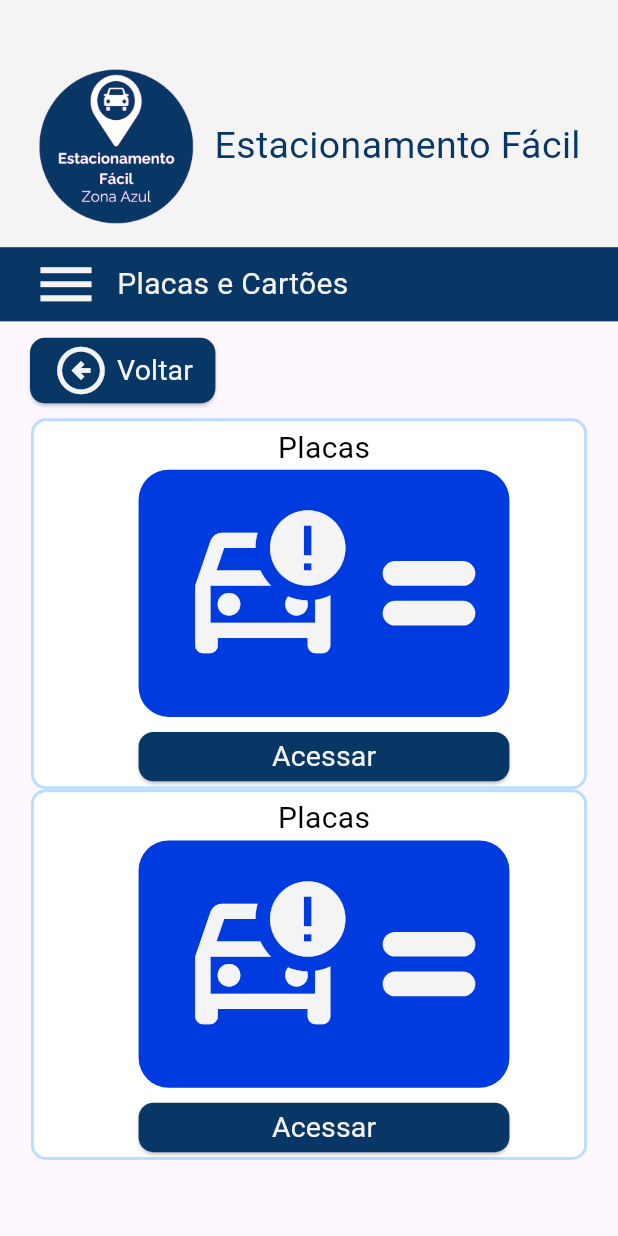
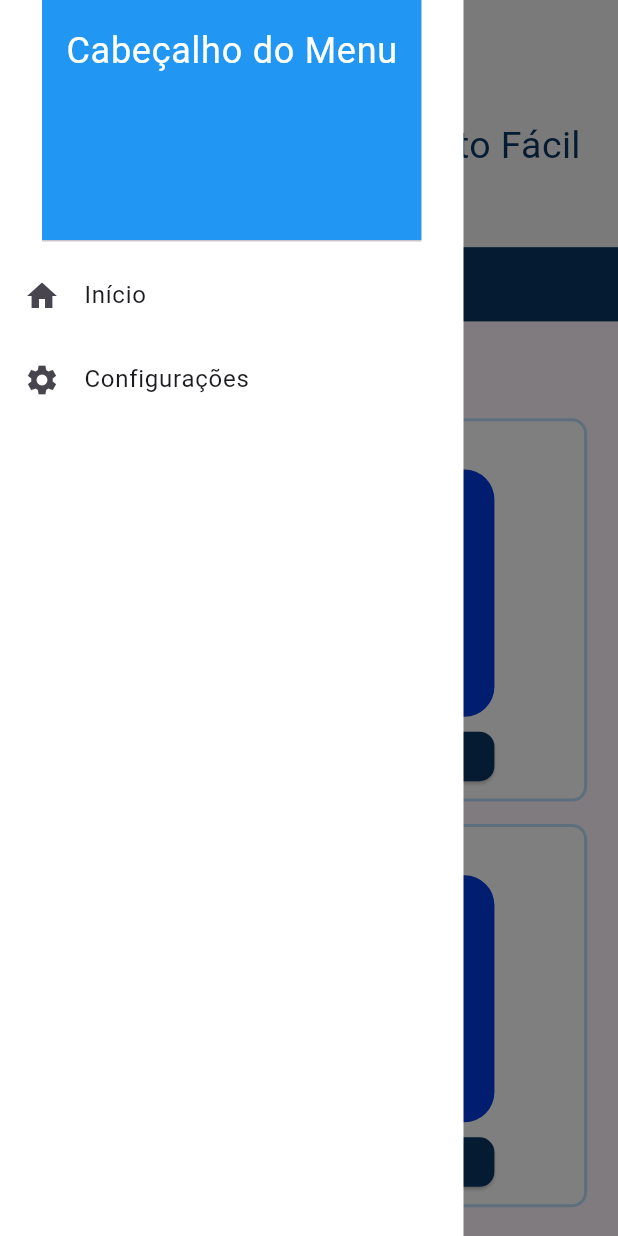
Before and after one commit to PietroBlackDev/Estacionamento_SaoRoque, a Flutter app: the Placasecartoesum screen opened directly, after a tap on the "menu" icon, on a phone screen of 412 x 824 dp. Run offline on Flutter 3.47's test engine with Material 3 defaults, Android fonts, the phone set to English and light mode, and no system bars.

Commit message:
Alterações

```diff
--- a/lib/componentes/header.dart
+++ b/lib/componentes/header.dart
@@ -5,23 +5,74 @@ class Header extends StatelessWidget {
 
   final String texto;
 
+  void _abrirMenuLateral(BuildContext context) {
+    showGeneralDialog(
+      context: context,
+      barrierDismissible: true,
+      barrierLabel: 'Menu',
+      transitionDuration: const Duration(milliseconds: 300),
+      pageBuilder: (context, animation, secondaryAnimation) {
+        return Align(
+          alignment: Alignment.centerLeft,
+          child: Material(
+            color: Colors.transparent,
+            child: Container(
+              width: MediaQuery.of(context).size.width * 0.75,
+              height: double.infinity,
+              color: Colors.white,
+              child: Column(
+                children: [
+                  const DrawerHeader(
+                    decoration: BoxDecoration(color: Colors.blue),
+                    child: Text(
+                      'Cabeçalho do Menu',
+                      style: TextStyle(color: Colors.white, fontSize: 24),
+                    ),
+                  ),
+                  ListTile(
+                    leading: const Icon(Icons.home),
+                    title: const Text('Início'),
+                    onTap: () => Navigator.of(context).pop(),
+                  ),
+                  ListTile(
+                    leading: const Icon(Icons.settings),
+                    title: const Text('Configurações'),
+                    onTap: () => Navigator.of(context).pop(),
+                  ),
+                ],
+              ),
+            ),
+          ),
+        );
+      },
+      transitionBuilder: (context, animation, secondaryAnimation, child) {
+        final offsetAnimation = Tween<Offset>(
+          begin: const Offset(-1.0, 0.0),
+          end: Offset.zero,
+        ).animate(animation);
+        return SlideTransition(position: offsetAnimation, child: child);
+      },
+    );
+  }
+
   @override
   Widget build(BuildContext context) {
     return Column(
       children: [
         Container(
-          width: MediaQuery.of(context).size.width * 1,
+          width: double.infinity,
           height: MediaQuery.of(context).size.height * 0.20,
-          decoration: BoxDecoration(color: Color.fromRGBO(244, 244, 244, 1)),
+          decoration: const BoxDecoration(
+            color: Color.fromRGBO(244, 244, 244, 1),
+          ),
           child: Padding(
             padding: const EdgeInsets.only(top: 30),
             child: Row(
               mainAxisAlignment: MainAxisAlignment.center,
-              crossAxisAlignment: CrossAxisAlignment.center,
-              spacing: 13,
               children: [
                 Image.asset('assets/images/logo.png', width: 105, height: 105),
-                Text(
+                const SizedBox(width: 13),
+                const Text(
                   'Estacionamento Fácil',
                   style: TextStyle(
                     color: Color.fromRGBO(8, 55, 101, 1),
@@ -34,28 +85,26 @@ class Header extends StatelessWidget {
           ),
         ),
         Container(
-          width: MediaQuery.of(context).size.width * 1,
+          width: double.infinity,
           height: MediaQuery.of(context).size.height * 0.06,
-          decoration: BoxDecoration(color: Color.fromRGBO(8, 55, 101, 1)),
+          decoration: const BoxDecoration(color: Color.fromRGBO(8, 55, 101, 1)),
           child: Padding(
             padding: const EdgeInsets.only(left: 20),
             child: Row(
-              mainAxisAlignment: MainAxisAlignment.start,
-              crossAxisAlignment: CrossAxisAlignment.center,
-              spacing: 10,
               children: [
                 IconButton(
-                  padding: EdgeInsets.only(bottom: 0),
+                  padding: EdgeInsets.all(0),
                   iconSize: 45,
-                  icon: Icon(
+                  icon: const Icon(
                     Icons.menu,
                     color: Color.fromRGBO(244, 244, 244, 1),
                   ),
-                  onPressed: () {},
+                  onPressed: () => _abrirMenuLateral(context),
                 ),
+                const SizedBox(width: 10),
                 Text(
                   texto,
-                  style: TextStyle(
+                  style: const TextStyle(
                     color: Color.fromRGBO(244, 244, 244, 1),
                     fontSize: 20,
                     fontWeight: FontWeight.w400,
--- a/lib/pages/PlacasECartoesUm.dart
+++ b/lib/pages/PlacasECartoesUm.dart
@@ -31,7 +31,7 @@ class _PlacasecartoesumState extends State<Placasecartoesum> {
               children: [
                 Container(
                   width: MediaQuery.of(context).size.width * 0.9,
-                  height: MediaQuery.of(context).size.height * 0.3,
+                  height: MediaQuery.of(context).size.height * 0.31,
                   decoration: BoxDecoration(
                     border: Border.all(
                       color: Colors.blue.shade100, // Cor da borda
@@ -40,8 +40,6 @@ class _PlacasecartoesumState extends State<Placasecartoesum> {
                     color: const Color.fromARGB(255, 255, 255, 255),
                     borderRadius: BorderRadius.circular(10),
                   ),
-                  child: Padding(
-                    padding: const EdgeInsets.only(left: 20),
                   child: Column(
                     mainAxisAlignment: MainAxisAlignment.center,
                     crossAxisAlignment: CrossAxisAlignment.center,
@@ -57,6 +55,7 @@ class _PlacasecartoesumState extends State<Placasecartoesum> {
                               fontWeight: FontWeight.w400,
                             ),
                           ),
+                          SizedBox(height: 1.5),
                           Container(
                             width: MediaQuery.of(context).size.width * 0.6,
                             height: MediaQuery.of(context).size.height * 0.2,
@@ -76,8 +75,7 @@ class _PlacasecartoesumState extends State<Placasecartoesum> {
                                 ),
                                 Column(
                                   mainAxisAlignment: MainAxisAlignment.center,
-                                    crossAxisAlignment:
-                                        CrossAxisAlignment.center,
+                                  crossAxisAlignment: CrossAxisAlignment.center,
                                   spacing: 10,
                                   children: [
                                     Container(
@@ -160,17 +158,18 @@ class _PlacasecartoesumState extends State<Placasecartoesum> {
                               ),
                             ),
                           ),
+                          SizedBox(height: 10),
                         ],
                       ),
                     ],
                   ),
                 ),
-                ),
+                SizedBox(height: 15),
                 Column(
                   children: [
                     Container(
                       width: MediaQuery.of(context).size.width * 0.9,
-                      height: MediaQuery.of(context).size.height * 0.3,
+                      height: MediaQuery.of(context).size.height * 0.31,
                       decoration: BoxDecoration(
                         border: Border.all(
                           color: Colors.blue.shade100, // Cor da borda
@@ -179,8 +178,6 @@ class _PlacasecartoesumState extends State<Placasecartoesum> {
                         color: const Color.fromARGB(255, 255, 255, 255),
                         borderRadius: BorderRadius.circular(10),
                       ),
-                      child: Padding(
-                        padding: const EdgeInsets.only(left: 20),
                       child: Column(
                         mainAxisAlignment: MainAxisAlignment.center,
                         crossAxisAlignment: CrossAxisAlignment.center,
@@ -189,35 +186,29 @@ class _PlacasecartoesumState extends State<Placasecartoesum> {
                           Column(
                             children: [
                               Text(
-                                  'Placas',
+                                'Cartões',
                                 style: TextStyle(
                                   color: Color.fromRGBO(0, 0, 0, 1),
                                   fontSize: 20,
                                   fontWeight: FontWeight.w400,
                                 ),
                               ),
+                              SizedBox(height: 1.5),
                               Container(
-                                  width:
-                                      MediaQuery.of(context).size.width * 0.6,
+                                width: MediaQuery.of(context).size.width * 0.6,
                                 height:
                                     MediaQuery.of(context).size.height * 0.2,
                                 decoration: BoxDecoration(
-                                    color: const Color.fromARGB(
-                                      255,
-                                      0,
-                                      59,
-                                      224,
-                                    ),
+                                  color: const Color.fromARGB(255, 0, 59, 224),
                                   borderRadius: BorderRadius.circular(20),
                                 ),
                                 child: Row(
                                   mainAxisAlignment: MainAxisAlignment.center,
-                                    crossAxisAlignment:
-                                        CrossAxisAlignment.center,
+                                  crossAxisAlignment: CrossAxisAlignment.center,
                                   spacing: 20,
                                   children: [
                                     Icon(
-                                        Icons.car_crash_outlined,
+                                      Icons.credit_score,
                                       color: Color.fromRGBO(244, 244, 244, 1),
                                       size: 120,
                                     ),
@@ -246,8 +237,9 @@ class _PlacasecartoesumState extends State<Placasecartoesum> {
                                               244,
                                               1,
                                             ),
-                                              borderRadius:
-                                                  BorderRadius.circular(120),
+                                            borderRadius: BorderRadius.circular(
+                                              120,
+                                            ),
                                           ),
                                         ),
                                         Container(
@@ -268,8 +260,9 @@ class _PlacasecartoesumState extends State<Placasecartoesum> {
                                               244,
                                               1,
                                             ),
-                                              borderRadius:
-                                                  BorderRadius.circular(120),
+                                            borderRadius: BorderRadius.circular(
+                                              120,
+                                            ),
                                           ),
                                         ),
                                       ],
@@ -279,8 +272,7 @@ class _PlacasecartoesumState extends State<Placasecartoesum> {
                               ),
                               SizedBox(height: 10),
                               SizedBox(
-                                  width:
-                                      MediaQuery.of(context).size.width * 0.6,
+                                width: MediaQuery.of(context).size.width * 0.6,
                                 height:
                                     MediaQuery.of(context).size.height * 0.04,
                                 child: ElevatedButton(
@@ -304,8 +296,7 @@ class _PlacasecartoesumState extends State<Placasecartoesum> {
                                     Navigator.pop(context);
                                   },
                                   child: Row(
-                                      mainAxisAlignment:
-                                          MainAxisAlignment.center,
+                                    mainAxisAlignment: MainAxisAlignment.center,
                                     crossAxisAlignment:
                                         CrossAxisAlignment.center,
                                     children: [
@@ -326,10 +317,10 @@ class _PlacasecartoesumState extends State<Placasecartoesum> {
                                   ),
                                 ),
                               ),
+                              SizedBox(height: 10),
                             ],
                           ),
                         ],
-                        ),
                       ),
                     ),
                     Container(),
```
Lines whose indentation alone changed are shown as unchanged.
